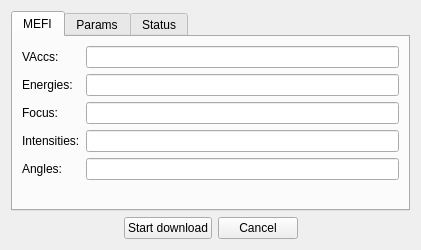
First picture: the form in dialog.ui, repository hibtc/Emittanzmessung, before the edit.
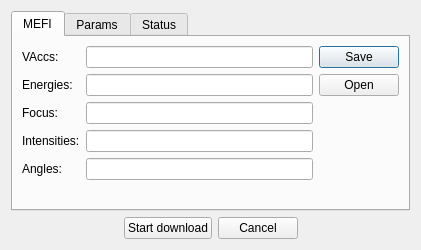
Second picture: the form after the edit.

Commit message: Add buttons to load/save mefi combinations

```diff
--- a/dialog.ui
+++ b/dialog.ui
@@ -23,7 +23,7 @@
       <attribute name="title">
        <string>MEFI</string>
       </attribute>
-      <layout class="QVBoxLayout" name="verticalLayout_2">
+      <layout class="QHBoxLayout" name="horizontalLayout_3">
        <item>
         <layout class="QFormLayout" name="formLayout">
          <item row="0" column="0">
@@ -78,6 +78,16 @@
          </item>
         </layout>
        </item>
+       <item>
+        <widget class="QDialogButtonBox" name="mefi_buttons">
+         <property name="orientation">
+          <enum>Qt::Vertical</enum>
+         </property>
+         <property name="standardButtons">
+          <set>QDialogButtonBox::Open|QDialogButtonBox::Save</set>
+         </property>
+        </widget>
+       </item>
       </layout>
      </widget>
      <widget class="QWidget" name="tab_params">
```
The commit also changes 2 other files.
